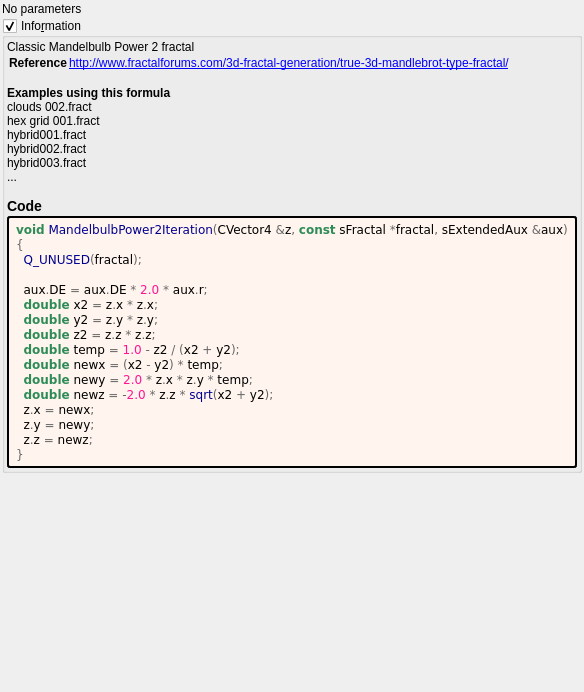
Above: mandelbulber2/formula/ui/mandelbulb_power2.ui from buddhi1980/mandelbulber2 before the change. Below: the same form after it.
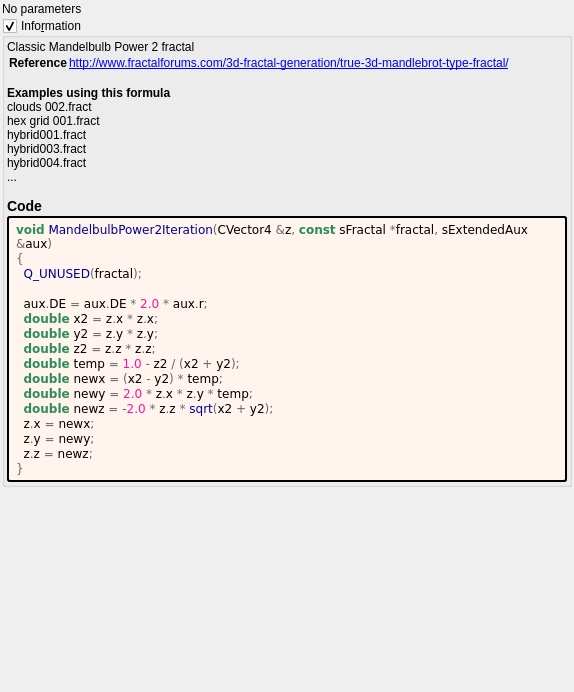
That is the form after the change. Custom widgets are drawn as their Qt base class.

The edit to the form file:
```diff
--- a/mandelbulber2/formula/ui/mandelbulb_power2.ui
+++ b/mandelbulber2/formula/ui/mandelbulb_power2.ui
@@ -70,7 +70,7 @@
 &lt;tr&gt;&lt;th&gt;Reference&lt;/th&gt;&lt;td&gt;&lt;a href=&quot;http://www.fractalforums.com/3d-fractal-generation/true-3d-mandlebrot-type-fractal/&quot;&gt;http://www.fractalforums.com/3d-fractal-generation/true-3d-mandlebrot-type-fractal/&lt;br&gt;
 &lt;/td&gt;&lt;/tr&gt;
 &lt;/table&gt;
-&lt;br&gt;&lt;b&gt;Examples using this formula&lt;/b&gt;&lt;br&gt;clouds 002.fract&lt;br&gt;hex grid 001.fract&lt;br&gt;hybrid001.fract&lt;br&gt;hybrid002.fract&lt;br&gt;hybrid003.fract&lt;br&gt;...&lt;h3&gt;Code&lt;/h3&gt;</string>
+&lt;br&gt;&lt;b&gt;Examples using this formula&lt;/b&gt;&lt;br&gt;clouds 002.fract&lt;br&gt;hex grid 001.fract&lt;br&gt;hybrid001.fract&lt;br&gt;hybrid003.fract&lt;br&gt;hybrid004.fract&lt;br&gt;...&lt;h3&gt;Code&lt;/h3&gt;</string>
         </property>
         <property name="wordWrap">
          <bool>true</bool>
@@ -90,7 +90,7 @@
         </property>
         <property name="text">
          <string notr="true">&lt;body style=&quot;background-color:#fff5ee&quot;&gt;
-&lt;pre style=&quot;color:#000000; background-color:#fff5ee;  font-family:&#039;Courier New&#039;,monospace;&quot;&gt;&lt;span style=&quot;color:#2e8b57; font-weight:bold&quot;&gt;void&lt;/span&gt; &lt;span style=&quot;color:#00008f&quot;&gt;MandelbulbPower2Iteration&lt;/span&gt;&lt;span style=&quot;color:#676767&quot;&gt;(&lt;/span&gt;CVector4 &lt;span style=&quot;color:#676767&quot;&gt;&amp;amp;&lt;/span&gt;z&lt;span style=&quot;color:#676767&quot;&gt;,&lt;/span&gt; &lt;span style=&quot;color:#2e8b57; font-weight:bold&quot;&gt;const&lt;/span&gt; sFractal &lt;span style=&quot;color:#676767&quot;&gt;*&lt;/span&gt;fractal&lt;span style=&quot;color:#676767&quot;&gt;,&lt;/span&gt; sExtendedAux &lt;span style=&quot;color:#676767&quot;&gt;&amp;amp;&lt;/span&gt;aux&lt;span style=&quot;color:#676767&quot;&gt;)&lt;/span&gt;
+&lt;pre style=&quot;color:#000000; background-color:#fff5ee;  font-family:&#039;Courier New&#039;,monospace;white-space: pre-wrap;&quot;&gt;&lt;span style=&quot;color:#2e8b57; font-weight:bold&quot;&gt;void&lt;/span&gt; &lt;span style=&quot;color:#00008f&quot;&gt;MandelbulbPower2Iteration&lt;/span&gt;&lt;span style=&quot;color:#676767&quot;&gt;(&lt;/span&gt;CVector4 &lt;span style=&quot;color:#676767&quot;&gt;&amp;amp;&lt;/span&gt;z&lt;span style=&quot;color:#676767&quot;&gt;,&lt;/span&gt; &lt;span style=&quot;color:#2e8b57; font-weight:bold&quot;&gt;const&lt;/span&gt; sFractal &lt;span style=&quot;color:#676767&quot;&gt;*&lt;/span&gt;fractal&lt;span style=&quot;color:#676767&quot;&gt;,&lt;/span&gt; sExtendedAux &lt;span style=&quot;color:#676767&quot;&gt;&amp;amp;&lt;/span&gt;aux&lt;span style=&quot;color:#676767&quot;&gt;)&lt;/span&gt;
 &lt;span style=&quot;color:#676767&quot;&gt;{&lt;/span&gt;
   &lt;span style=&quot;color:#00008f&quot;&gt;Q_UNUSED&lt;/span&gt;&lt;span style=&quot;color:#676767&quot;&gt;(&lt;/span&gt;fractal&lt;span style=&quot;color:#676767&quot;&gt;);&lt;/span&gt;
 
```
